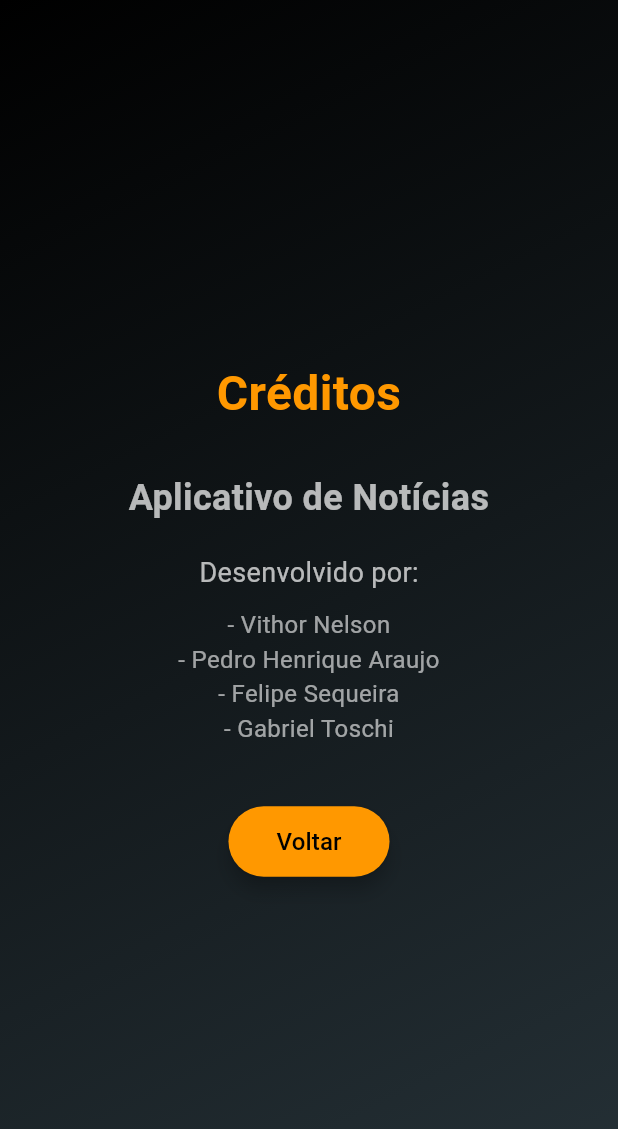
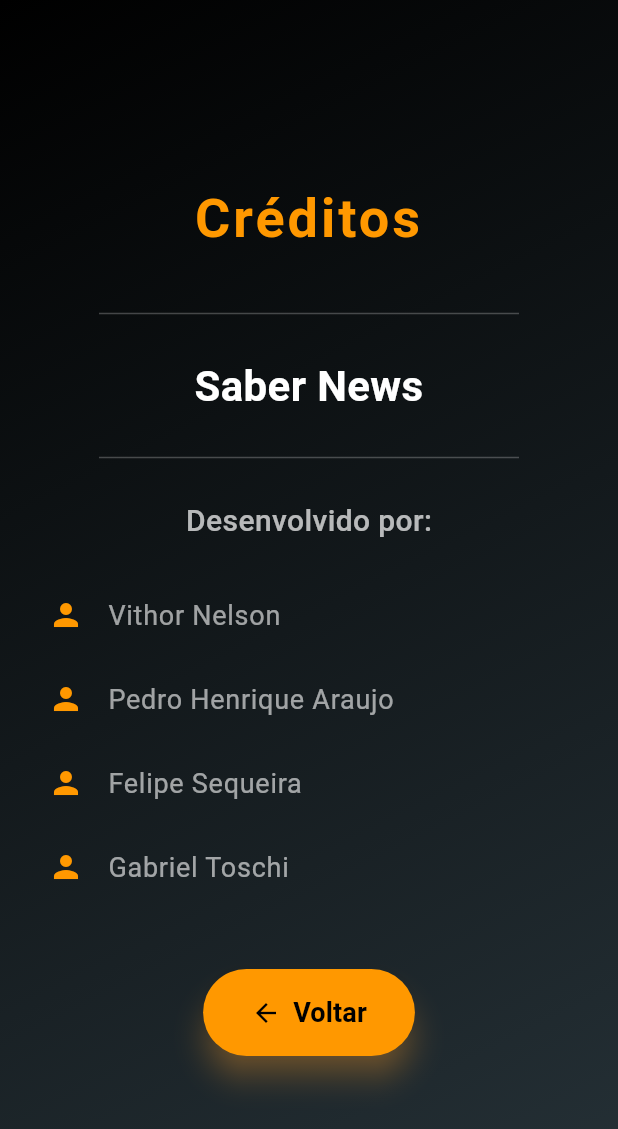
Before and after one commit to VithorNelson/sabernews, a Flutter app: the CreditsPage screen opened directly, on a phone screen of 412 x 824 dp. Shown: the top 1129 px of the screen. Run offline on Flutter 3.47's test engine with Material 3 defaults, Android fonts, the phone set to English and light mode, and no system bars; our stand-ins replace webview_flutter.

Commit message:
versão final

```diff
--- a/lib/creditos.dart
+++ b/lib/creditos.dart
@@ -9,7 +9,7 @@ class CreditsPage extends StatelessWidget {
       body: Container(
         decoration: BoxDecoration(
           gradient: LinearGradient(
-            colors: [Colors.black, Colors.blueGrey.shade900], // Fundo em gradiente
+            colors: [Colors.black, Colors.blueGrey.shade900],
             begin: Alignment.topLeft,
             end: Alignment.bottomRight,
           ),
@@ -17,68 +17,122 @@ class CreditsPage extends StatelessWidget {
         child: Center(
           child: Padding(
             padding: const EdgeInsets.all(16.0),
+            child: SingleChildScrollView(
               child: Column(
                 mainAxisAlignment: MainAxisAlignment.center,
                 crossAxisAlignment: CrossAxisAlignment.center,
                 children: [
-                // Título
+
                   const Text(
                     'Créditos',
                     style: TextStyle(
-                    fontSize: 32,
+                      fontSize: 36,
                       fontWeight: FontWeight.bold,
-                    color: Colors.orange, // Destaque semelhante à tela inicial
+                      letterSpacing: 2,
+                      color: Colors.orange,
                     ),
                     textAlign: TextAlign.center,
                   ),
                   const SizedBox(height: 30),
-                // Nome do app
+
+
+                  const Divider(
+                    color: Colors.white24,
+                    thickness: 1,
+                    indent: 50,
+                    endIndent: 50,
+                  ),
+                  const SizedBox(height: 20),
                   const Text(
-                  'Aplicativo de Notícias',
+                    'Saber News',
                     style: TextStyle(
-                    fontSize: 24,
-                    fontWeight: FontWeight.bold,
-                    color: Colors.white70,
+                      fontSize: 28,
+                      fontWeight: FontWeight.w700,
+                      color: Colors.white,
                     ),
                     textAlign: TextAlign.center,
                   ),
                   const SizedBox(height: 20),
-                // Texto introdutório
+                  const Divider(
+                    color: Colors.white24,
+                    thickness: 1,
+                    indent: 50,
+                    endIndent: 50,
+                  ),
+
+
+                  const SizedBox(height: 20),
                   const Text(
                     'Desenvolvido por:',
                     style: TextStyle(
-                    fontSize: 18,
+                      fontSize: 20,
+                      fontWeight: FontWeight.w500,
                       color: Colors.white70,
                     ),
                   ),
-                const SizedBox(height: 10),
-                // Lista de desenvolvedores
-                const Text(
-                  '- Vithor Nelson\n- Pedro Henrique Araujo\n- Felipe Sequeira\n- Gabriel Toschi',
-                  style: TextStyle(
-                    fontSize: 16,
-                    color: Colors.white60,
+                  const SizedBox(height: 20),
+
+
+                  const Column(
+                    children: [
+                      ListTile(
+                        leading: Icon(Icons.person, color: Colors.orange),
+                        title: Text(
+                          'Vithor Nelson',
+                          style: TextStyle(color: Colors.white60, fontSize: 18),
                         ),
-                  textAlign: TextAlign.center,
                       ),
+                      ListTile(
+                        leading: Icon(Icons.person, color: Colors.orange),
+                        title: Text(
+                          'Pedro Henrique Araujo',
+                          style: TextStyle(color: Colors.white60, fontSize: 18),
+                        ),
+                      ),
+                      ListTile(
+                        leading: Icon(Icons.person, color: Colors.orange),
+                        title: Text(
+                          'Felipe Sequeira',
+                          style: TextStyle(color: Colors.white60, fontSize: 18),
+                        ),
+                      ),
+                      ListTile(
+                        leading: Icon(Icons.person, color: Colors.orange),
+                        title: Text(
+                          'Gabriel Toschi',
+                          style: TextStyle(color: Colors.white60, fontSize: 18),
+                        ),
+                      ),
+                    ],
+                  ),
+
                   const SizedBox(height: 40),
-                // Botão estilizado
+
+
                   ElevatedButton(
                     style: ElevatedButton.styleFrom(
-                    padding: const EdgeInsets.symmetric(horizontal: 32, vertical: 12),
-                    backgroundColor: Colors.orange, // Cor laranja para combinar com o tema
-                    foregroundColor: Colors.black, // Contraste do texto
+                      padding: const EdgeInsets.symmetric(horizontal: 32, vertical: 16),
+                      backgroundColor: Colors.orange,
+                      foregroundColor: Colors.black,
                       shape: RoundedRectangleBorder(
-                      borderRadius: BorderRadius.circular(25),
+                        borderRadius: BorderRadius.circular(30),
                       ),
-                    elevation: 5,
+                      shadowColor: Colors.orangeAccent,
+                      elevation: 8,
                     ),
                     onPressed: () {
-                    Navigator.pop(context); // Retorna à página anterior
+                      Navigator.pop(context);
                     },
-                  child: const Text(
+                    child: const Row(
+                      mainAxisSize: MainAxisSize.min,
+                      children: [
+                        Icon(Icons.arrow_back, size: 20),
+                        SizedBox(width: 8),
+                        Text(
                           'Voltar',
-                    style: TextStyle(fontSize: 16),
+                          style: TextStyle(fontSize: 18, fontWeight: FontWeight.bold),
+                        ),
+                      ],
                     ),
                   ),
                 ],
@@ -86,6 +140,7 @@ class CreditsPage extends StatelessWidget {
             ),
           ),
         ),
+      ),
     );
   }
 }
```
Lines whose indentation alone changed are shown as unchanged.
